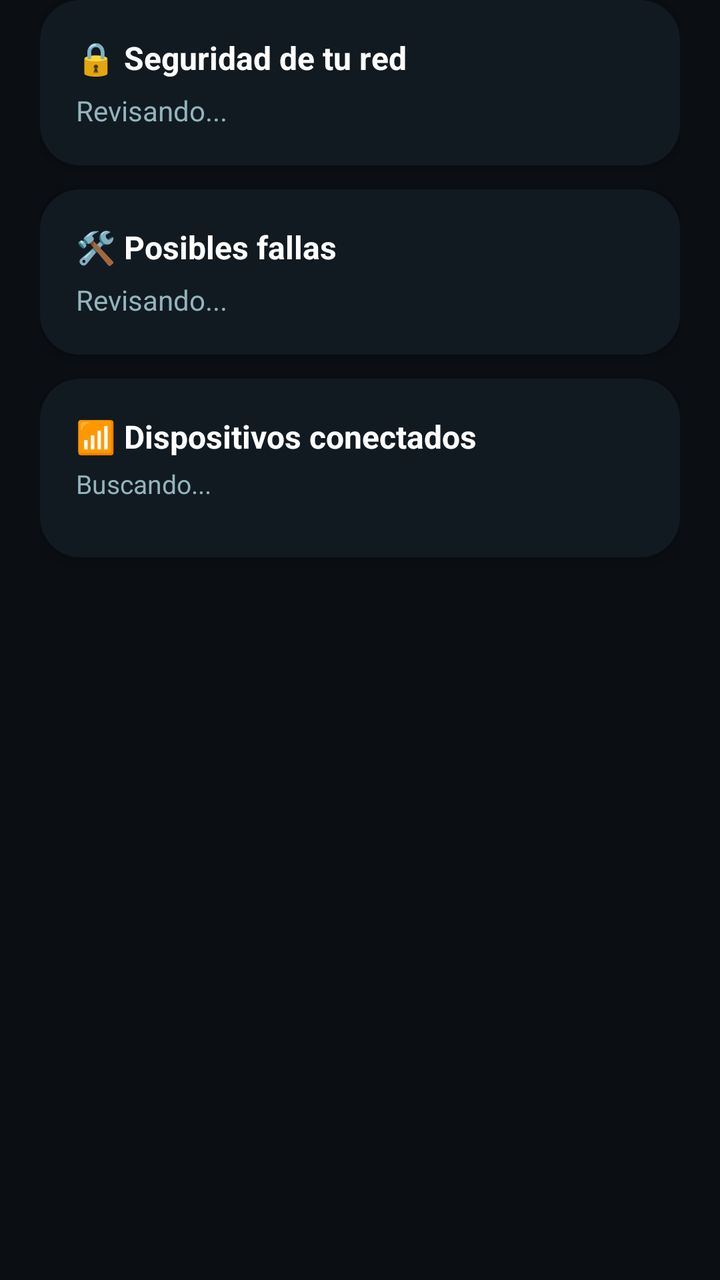
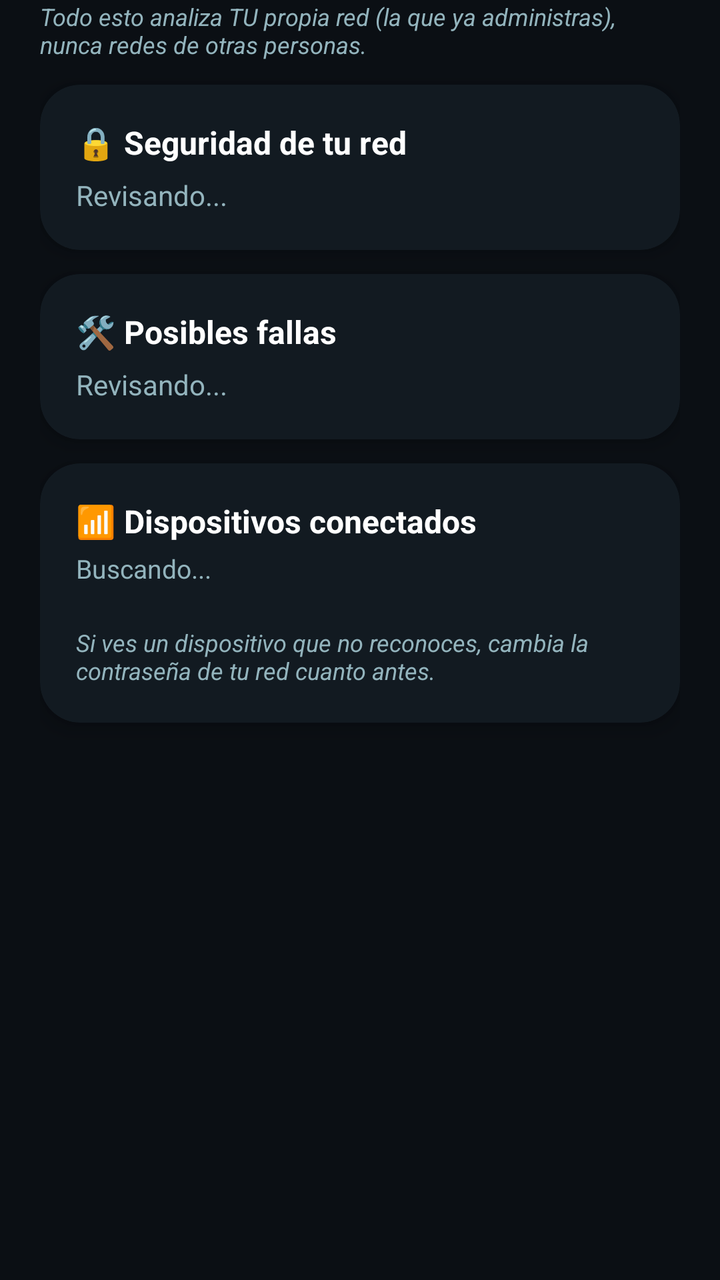

Screens rendered from an Android XML layout before and after an edit, with the pre-edit source and the edit as a unified diff.
<!-- AndroidManifest.xml: application theme Theme.AnalizerMeow -->
<!-- res/layout/fragment_optimize.xml -->
<?xml version="1.0" encoding="utf-8"?>
<androidx.core.widget.NestedScrollView
    xmlns:android="http://schemas.android.com/apk/res/android"
    xmlns:app="http://schemas.android.com/apk/res-auto"
    android:layout_width="match_parent"
    android:layout_height="match_parent"
    android:fillViewport="true">

    <LinearLayout
        android:layout_width="match_parent"
        android:layout_height="wrap_content"
        android:orientation="vertical"
        android:paddingHorizontal="20dp"
        android:paddingBottom="24dp">

        <com.google.android.material.card.MaterialCardView
            android:layout_width="match_parent"
            android:layout_height="wrap_content"
            android:layout_marginBottom="12dp"
            app:cardBackgroundColor="@color/meow_surface"
            app:cardCornerRadius="20dp"
            app:cardElevation="6dp">
            <LinearLayout
                android:layout_width="match_parent"
                android:layout_height="wrap_content"
                android:orientation="vertical"
                android:padding="18dp">
                <TextView
                    android:layout_width="wrap_content"
                    android:layout_height="wrap_content"
                    android:text="🔒 Seguridad de tu red"
                    android:textColor="@color/meow_text_primary"
                    android:textSize="16sp"
                    android:textStyle="bold" />
                <TextView
                    android:id="@+id/optimize_security"
                    android:layout_width="match_parent"
                    android:layout_height="wrap_content"
                    android:layout_marginTop="6dp"
                    android:text="Revisando..."
                    android:textColor="@color/meow_text_secondary"
                    android:textSize="14sp" />
            </LinearLayout>
        </com.google.android.material.card.MaterialCardView>

        <com.google.android.material.card.MaterialCardView
            android:layout_width="match_parent"
            android:layout_height="wrap_content"
            android:layout_marginBottom="12dp"
            app:cardBackgroundColor="@color/meow_surface"
            app:cardCornerRadius="20dp"
            app:cardElevation="6dp">
            <LinearLayout
                android:layout_width="match_parent"
                android:layout_height="wrap_content"
                android:orientation="vertical"
                android:padding="18dp">
                <TextView
                    android:layout_width="wrap_content"
                    android:layout_height="wrap_content"
                    android:text="🛠️ Posibles fallas"
                    android:textColor="@color/meow_text_primary"
                    android:textSize="16sp"
                    android:textStyle="bold" />
                <TextView
                    android:id="@+id/optimize_diagnosis"
                    android:layout_width="match_parent"
                    android:layout_height="wrap_content"
                    android:layout_marginTop="6dp"
                    android:text="Revisando..."
                    android:textColor="@color/meow_text_secondary"
                    android:textSize="14sp" />
            </LinearLayout>
        </com.google.android.material.card.MaterialCardView>

        <com.google.android.material.card.MaterialCardView
            android:layout_width="match_parent"
            android:layout_height="wrap_content"
            app:cardBackgroundColor="@color/meow_surface"
            app:cardCornerRadius="20dp"
            app:cardElevation="6dp">
            <LinearLayout
                android:layout_width="match_parent"
                android:layout_height="wrap_content"
                android:orientation="vertical"
                android:padding="18dp">
                <TextView
                    android:layout_width="wrap_content"
                    android:layout_height="wrap_content"
                    android:text="📶 Dispositivos conectados"
                    android:textColor="@color/meow_text_primary"
                    android:textSize="16sp"
                    android:textStyle="bold" />
                <TextView
                    android:id="@+id/optimize_devices_status"
                    android:layout_width="match_parent"
                    android:layout_height="wrap_content"
                    android:layout_marginTop="4dp"
                    android:text="Buscando..."
                    android:textColor="@color/meow_text_secondary"
                    android:textSize="13sp" />
                <androidx.recyclerview.widget.RecyclerView
                    android:id="@+id/optimize_devices_list"
                    android:layout_width="match_parent"
                    android:layout_height="wrap_content"
                    android:layout_marginTop="10dp" />
            </LinearLayout>
        </com.google.android.material.card.MaterialCardView>

    </LinearLayout>
</androidx.core.widget.NestedScrollView>
<!-- resources referenced by this layout -->
<resources>
  <color name="meow_surface">#121A21</color>
  <color name="meow_text_primary">#FFFFFF</color>
  <color name="meow_text_secondary">#93B4BD</color>
  <style name="Theme.AnalizerMeow" parent="Theme.MaterialComponents.DayNight.NoActionBar">
          <item name="colorPrimary">@color/meow_accent</item>
          <item name="colorPrimaryVariant">@color/meow_accent_dim</item>
          <item name="colorSecondary">@color/meow_accent</item>
          <item name="colorSecondaryVariant">@color/meow_accent_dim</item>
          <item name="colorSurface">@color/meow_surface</item>
          <item name="colorOnSurface">@color/meow_text_primary</item>
          <item name="android:windowBackground">@color/meow_background</item>
          <item name="android:statusBarColor">@color/meow_header</item>
      </style>
  <color name="meow_accent">#26E1EC</color>
  <color name="meow_accent_dim">#0F8A94</color>
  <color name="meow_background">#0B0F14</color>
  <color name="meow_header">#0E3A42</color>
</resources>

<!-- the commit's change to res/layout/fragment_optimize.xml (unified diff, before → after) -->
@@ -12,6 +12,15 @@
         android:orientation="vertical"
         android:paddingHorizontal="20dp"
         android:paddingBottom="24dp">
+
+        <TextView
+            android:layout_width="match_parent"
+            android:layout_height="wrap_content"
+            android:layout_marginBottom="12dp"
+            android:text="Todo esto analiza TU propia red (la que ya administras), nunca redes de otras personas."
+            android:textColor="@color/meow_text_secondary"
+            android:textSize="12sp"
+            android:textStyle="italic" />
 
         <com.google.android.material.card.MaterialCardView
             android:layout_width="match_parent"
@@ -104,6 +113,15 @@
                     android:layout_width="match_parent"
                     android:layout_height="wrap_content"
                     android:layout_marginTop="10dp" />
+
+                <TextView
+                    android:layout_width="match_parent"
+                    android:layout_height="wrap_content"
+                    android:layout_marginTop="10dp"
+                    android:text="Si ves un dispositivo que no reconoces, cambia la contraseña de tu red cuanto antes."
+                    android:textColor="@color/meow_text_secondary"
+                    android:textSize="12sp"
+                    android:textStyle="italic" />
             </LinearLayout>
         </com.google.android.material.card.MaterialCardView>
 
